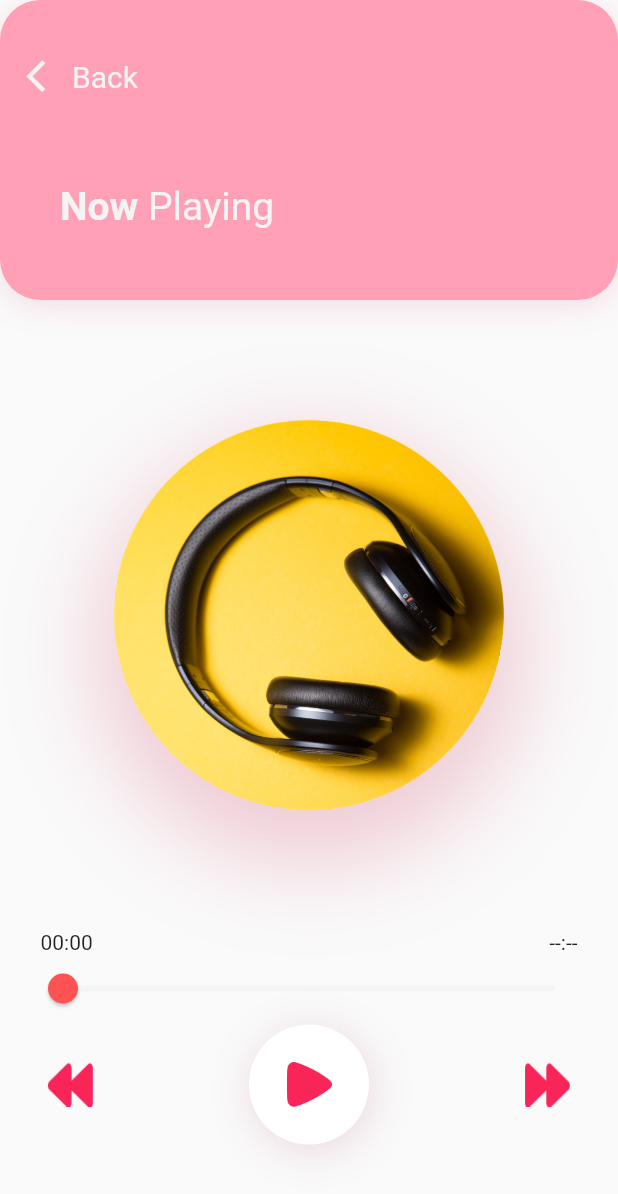
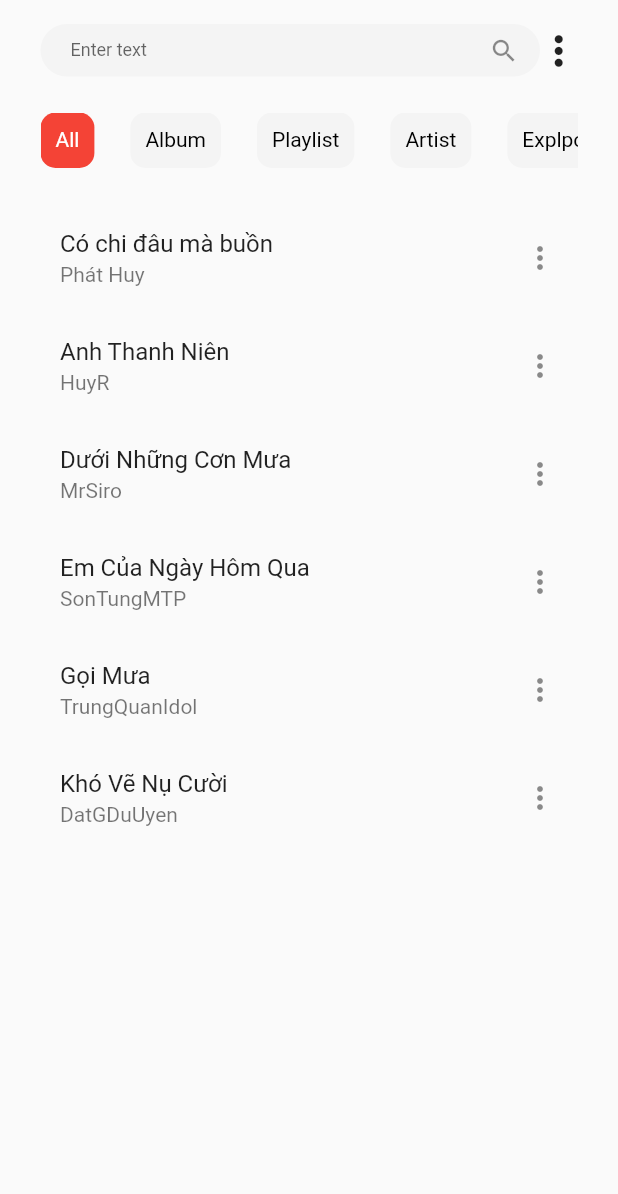
Before and after one commit to Gia-Giang/app_mucis, a Flutter app: the screen it shows after launch, on a phone screen of 412 x 824 dp. Shown: the top 1194 px of the screen. Run offline on Flutter 3.47's test engine with Material 2 defaults, Android fonts, the phone set to English and light mode, and no system bars; our stand-ins replace font_awesome_flutter, just_audio, salomon_bottom_bar, speech_to_text.

Commit message:
add data music and fix controller music

```diff
--- a/lib/core/constants/color_containts.dart
+++ b/lib/core/constants/color_containts.dart
@@ -6,6 +6,7 @@ class ColorPalette {
   static const Color yellowColor = Color(0xffFE9C5E);
   static const Color redColor = Color(0xFFF92457);
   static const Color redAccentColor = Color(0xFFFF5252);
+  static const Color redAccentColor100 = Color.fromARGB(103, 255, 82, 82);
   static const Color pinkLight = Color(0xFFFFA0B7);
   static const Color lightGray = Color(0xFFF4F4F4);
 
--- /dev/null
+++ b/lib/data/fake_data.dart
@@ -0,0 +1,38 @@
+const List<Map<String, dynamic>> dataMusic = [
+  {
+    'id': 0,
+    'music_name': "Có chi đâu mà buồn",
+    'singer_name': 'Phát Huy',
+    'url': 'assets/music/CoChiDauMaBuon-PhatHuyT4.mp3'
+  },
+  {
+    'id': 1,
+    'music_name': "Anh Thanh Niên",
+    'singer_name': 'HuyR',
+    'url': 'assets/music/AnhThanhNien-HuyR-6205741.mp3'
+  },
+  {
+    'id': 2,
+    'music_name': "Dưới Những Cơn Mưa",
+    'singer_name': 'MrSiro',
+    'url': 'assets/music/DuoiNhungConMua-MrSiro-4130894.mp3'
+  },
+  {
+    'id': 3,
+    'music_name': "Em Của Ngày Hôm Qua",
+    'singer_name': 'SonTungMTP',
+    'url': 'assets/music/EmCuaNgayHomQua-SonTungMTP-2882720.mp3'
+  },
+  {
+    'id': 4,
+    'music_name': "Gọi Mưa",
+    'singer_name': 'TrungQuanIdol',
+    'url': 'assets/music/GoiMua-TrungQuanIdol-3263869.mp3'
+  },
+  {
+    'id': 5,
+    'music_name': "Khó Vẽ Nụ Cười",
+    'singer_name': 'DatGDuUyen',
+    'url': 'assets/music/KhoVeNuCuoi-DatGDuUyen-6114344.mp3'
+  }
+];
--- a/lib/main.dart
+++ b/lib/main.dart
@@ -27,7 +27,7 @@ class _MyAppState extends State<MyApp> {
   Widget build(BuildContext context) {
     return MaterialApp(
       routes: routes,
-      initialRoute: '/music_player_screen',
+      initialRoute: '/home_screen',
       home: Scaffold(
         bottomNavigationBar: SalomonBottomBar(
           currentIndex: _currentIndex,
--- a/lib/representation/screens/HomeScreen/HomeScreen.dart
+++ b/lib/representation/screens/HomeScreen/HomeScreen.dart
@@ -1,10 +1,12 @@
 import 'dart:async';
 import 'package:flutter/material.dart';
 import 'package:font_awesome_flutter/font_awesome_flutter.dart';
+import 'package:my_app/data/fake_data.dart';
+import 'package:my_app/representation/screens/HomeScreen/pages/All_Music.dart';
 
 import '../../../core/constants/color_containts.dart';
 import '../../../core/constants/demision_containts.dart';
-import '../../widgets/ItemImage.dart';
+// import '../../widgets/ItemImage.dart';
 import '../MusicPlayerScreen/MusicPlayerScreen.dart';
 
 class HomeScreen extends StatefulWidget {
@@ -34,8 +36,9 @@ class _HomeScreenState extends State<HomeScreen> {
 
   @override
   Widget build(BuildContext context) {
-    return SafeArea(
-        child: Column(
+    return Scaffold(
+        body: SafeArea(
+            child: Column(
       children: [
         Container(
           height: 35,
@@ -131,7 +134,11 @@ class _HomeScreenState extends State<HomeScreen> {
             });
           },
           children: [
-            const MusicPlayerScreen(),
+            Container(
+              margin: const EdgeInsets.only(
+                  left: kMediumPadding, right: kMediumPadding),
+              child: const AllMusic(dataMusic: [...dataMusic]),
+            ),
             Container(
               color: Colors.blue,
               child: const Center(
@@ -146,7 +153,6 @@ class _HomeScreenState extends State<HomeScreen> {
             ),
             Container(
               color: Colors.blue,
-
               child: const Center(
                 child: Text('Page 5'),
               ),
@@ -154,6 +160,6 @@ class _HomeScreenState extends State<HomeScreen> {
           ],
         ))
       ],
-    ));
+    )));
   }
 }
--- /dev/null
+++ b/lib/representation/screens/HomeScreen/pages/All_Music.dart
@@ -0,0 +1,51 @@
+import 'package:flutter/material.dart';
+import 'package:my_app/core/constants/color_containts.dart';
+import 'package:my_app/core/constants/demision_containts.dart';
+
+class AllMusic extends StatefulWidget {
+  final List<Map<String, dynamic>> dataMusic;
+  const AllMusic({Key? key, required this.dataMusic}) : super(key: key);
+  @override
+  _AllMusicState createState() => _AllMusicState(dataMusic: dataMusic);
+}
+
+
+class _AllMusicState extends State<AllMusic> {
+  int selectedIndex = -1;
+
+  final List<Map<String, dynamic>> dataMusic;
+  _AllMusicState({required this.dataMusic});
+
+  void handelSelect(int index, String url) {
+    setState(() {
+      selectedIndex = index;
+    });
+    Navigator.pushNamed(context, "/music_player_screen", arguments: url);
+  }
+
+  @override
+  Widget build(BuildContext context) {
+    return (Scaffold(
+      body: ListView.builder(
+          itemCount: dataMusic.length,
+          itemBuilder: (BuildContext context, int index) {
+            return Container(
+              decoration: BoxDecoration(
+                color: selectedIndex == index
+                    ? ColorPalette.redAccentColor100
+                    : null,
+                borderRadius: BorderRadius.circular(kDefaultRadius),
+              ),
+              child: ClipRRect(
+                child: ListTile(
+                  onTap: () => handelSelect(index, dataMusic[index]['url']),
+                  title: Text(dataMusic[index]['music_name']),
+                  subtitle: Text(dataMusic[index]['singer_name']),
+                  trailing: const Icon(Icons.more_vert),
+                ),
+              ),
+            );
+          }),
+    ));
+  }
+}
```
Also changed, not shown: lib/representation/screens/MusicPlayerScreen/MusicPlayerScreen.dart (+45 -9 lines), 5 other files.
